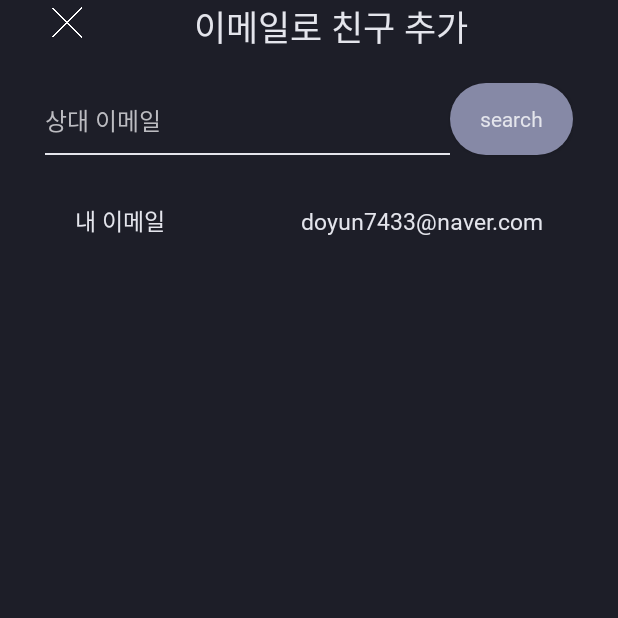
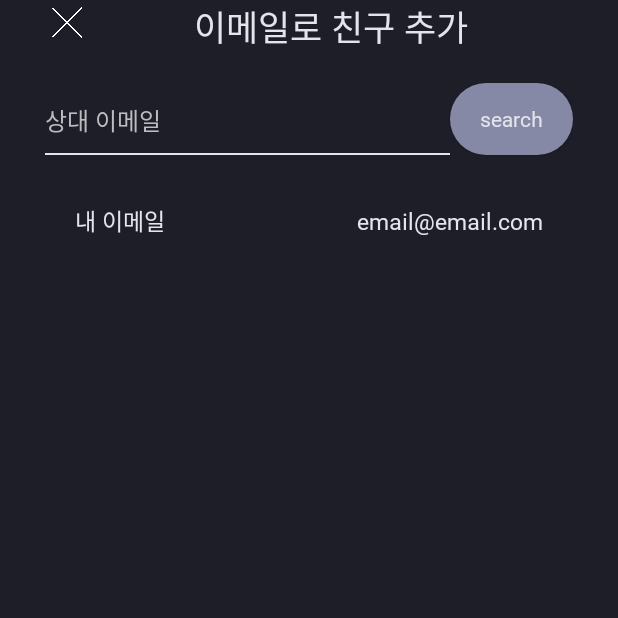
Before and after one commit to ARTRIUM/client, an Android app: the AddFriendActivity screen opened directly, with no data from a screen before it, on a phone screen of 412 x 824 dp, the top half of it. Run offline under Robolectric (Android 15) with nearby library versions, the phone set to English and light mode, and no system bars; our stand-ins replace data binding; 2 statements that could not run were skipped.

Commit message:
add friend text setting

```diff
--- a/app/src/main/java/com/example/everytranslation/ui/auth/SignInActivity.kt
+++ b/app/src/main/java/com/example/everytranslation/ui/auth/SignInActivity.kt
@@ -73,7 +73,7 @@ class SignInActivity : AppCompatActivity(),AuthListener {
                 }.start()
 
                 val intent = Intent(this,MainActivity::class.java)
-                intent.putExtra("user", User(it.response.userId, it.response.userName, MyApplication.prefs.getUserPass(), MyApplication.prefs.getUserEmail(), "", it.response.userLanguage))
+                intent.putExtra("user", User(it.response.userId, it.response.userName, binding.loginPassword.text.toString(), binding.loginEmail.text.toString(), "", it.response.userLanguage))
                 startActivity(intent)
                 finish()
             }
--- a/app/src/main/res/layout/activity_add_friend.xml
+++ b/app/src/main/res/layout/activity_add_friend.xml
@@ -97,7 +97,7 @@
                     android:layout_width="match_parent"
                     android:layout_height="wrap_content"
                     android:fontFamily="@font/wemakebold"
-                    android:text="doyun7433@naver.com"
+                    android:text="email@email.com"
                     android:textAlignment="textEnd"
                     android:textColor="@color/purple_light"
                     android:textSize="15dp" />
```
